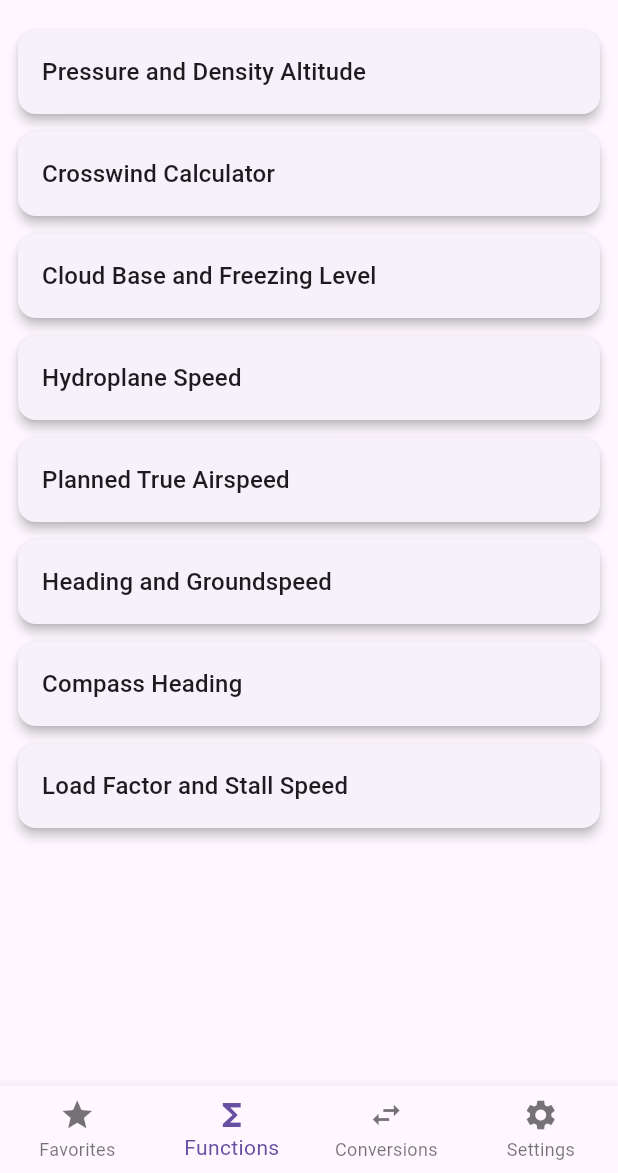
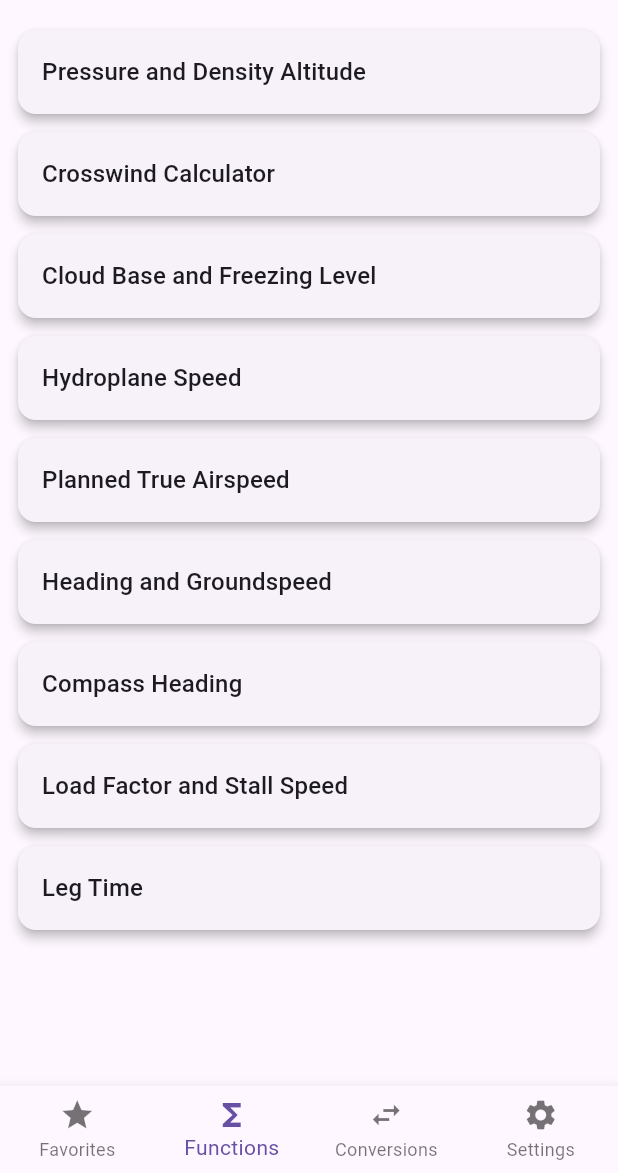
Before and after one commit to andrehebra/e6b_flutter, a Flutter app: the screen it shows after launch, item 2 of the bottom bar chosen, on a phone screen of 412 x 824 dp, the part 63-1236 px from its top. Run offline on Flutter 3.47's test engine with Material 3 defaults, Android fonts, the phone set to English and light mode, and no system bars.

Commit message:
working on leg time calculator

```diff
--- a/lib/components/Calculators.dart
+++ b/lib/components/Calculators.dart
@@ -386,4 +386,33 @@ final calculators = [
       //return "Pressure Altitude: ${pressureAltitude.toStringAsFixed(0)} feet\nDensity Altitude: ${densityAltitude.toStringAsFixed(0)} feet";
     },
   ),
+  CalculatorPage(
+    title: "Leg Time",
+    fields: const [
+      CalculatorField(name: "distance", label: "Distance (kts)"),
+      CalculatorField(name: "groundspeed", label: "Groundspeed (kts)")
+    ],
+    calculate: (values) {
+      final distance = values["distance"];
+      final groundspeed = values["groundspeed"];
+
+      if (distance == null || groundspeed == null) {
+        return [
+          const CalculatorResult(
+              title: "Leg time", value: null, unit: "HH:MM:SS"),
+        ];
+      }
+
+      var legTime = distance / groundspeed;
+      final hours = legTime / 1;
+      legTime = legTime % 1;
+      final minutes = legTime * 60 / 1;
+
+      return [
+        CalculatorResult(title: "Leg time", value: hours, unit: "hours"),
+        CalculatorResult(title: "Leg time", value: minutes, unit: "minutes"),
+        const CalculatorResult(title: "Leg time", value: 0, unit: "seconds"),
+      ];
+    },
+  ),
 ];
```
